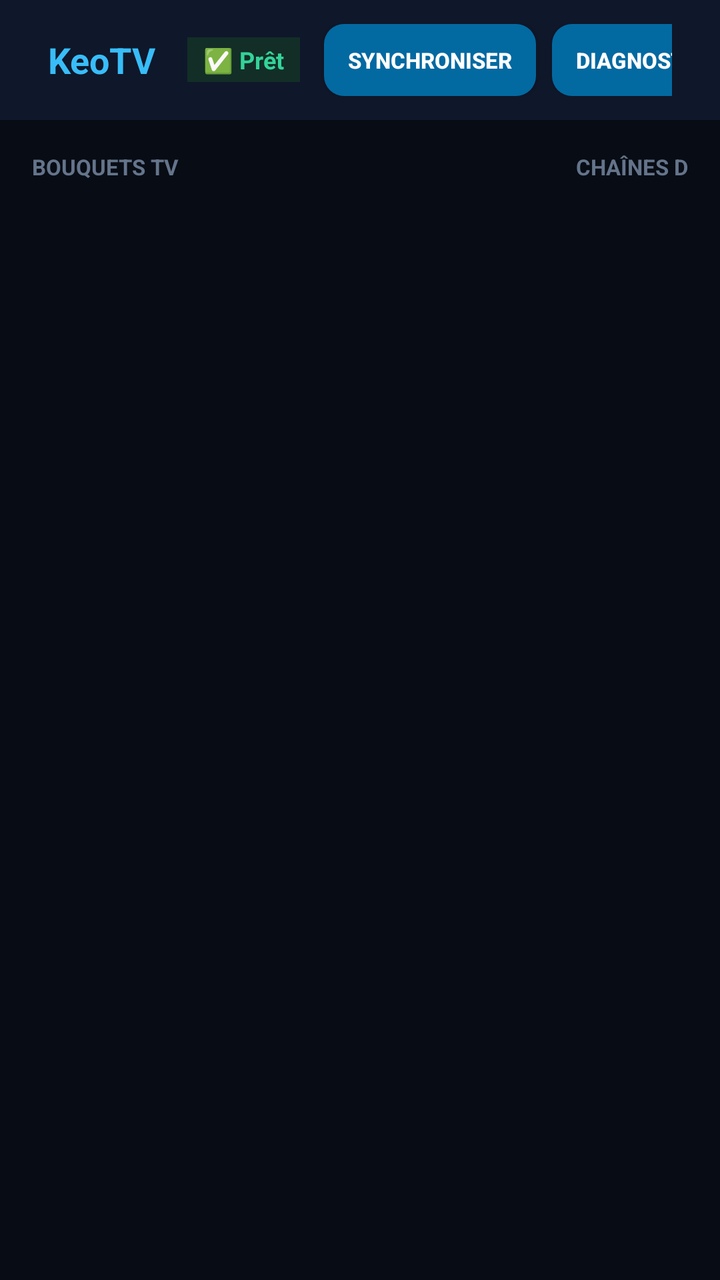
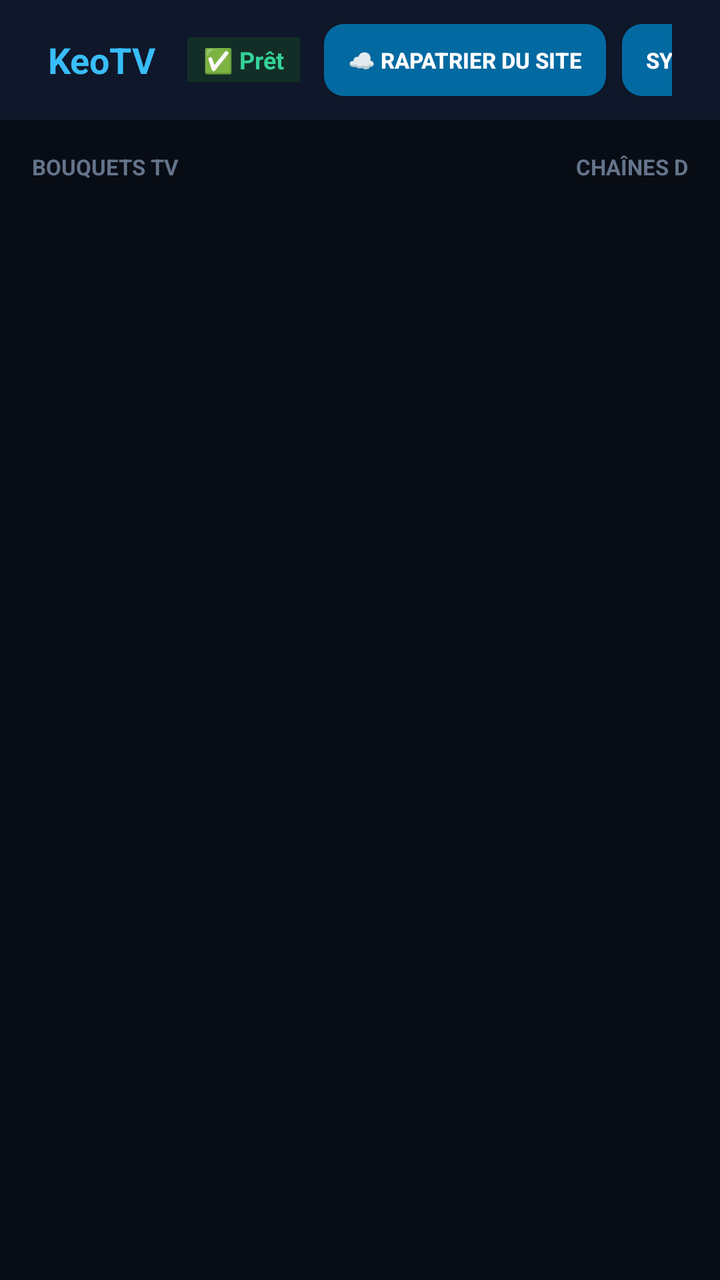

Two renders of the same Android screen: before a commit and after it. Below are the layout's source before the change and the commit's diff.
<!-- AndroidManifest.xml: application theme AppTheme.NoActionBar -->
<!-- res/layout/activity_main.xml -->
<?xml version="1.0" encoding="utf-8"?>
<LinearLayout xmlns:android="http://schemas.android.com/apk/res/android"
    android:layout_width="match_parent"
    android:layout_height="match_parent"
    android:orientation="vertical"
    android:background="#080C14">

    
    <LinearLayout
        android:layout_width="match_parent"
        android:layout_height="wrap_content"
        android:orientation="horizontal"
        android:gravity="center_vertical"
        android:paddingStart="24dp"
        android:paddingEnd="24dp"
        android:paddingTop="12dp"
        android:paddingBottom="12dp"
        android:background="#0F172A">

        <TextView
            android:layout_width="wrap_content"
            android:layout_height="wrap_content"
            android:text="KeoTV"
            android:textColor="#38BDF8"
            android:textSize="18sp"
            android:textStyle="bold" />

        <TextView
            android:id="@+id/tv_status_badge"
            android:layout_width="wrap_content"
            android:layout_height="wrap_content"
            android:layout_marginStart="16dp"
            android:text="✅ Prêt"
            android:textColor="#34D399"
            android:textSize="12sp"
            android:textStyle="bold"
            android:paddingStart="8dp"
            android:paddingEnd="8dp"
            android:paddingTop="3dp"
            android:paddingBottom="3dp"
            android:background="#132E27" />

        <TextView
            android:id="@+id/tv_header_sync_info"
            android:layout_width="0dp"
            android:layout_height="wrap_content"
            android:layout_weight="1"
            android:layout_marginStart="12dp"
            android:textColor="#94A3B8"
            android:textSize="12sp"
            android:text="Abonnement Xtream"
            android:singleLine="true" />

        
        <Button
            android:id="@+id/btn_header_sync"
            android:layout_width="wrap_content"
            android:layout_height="36dp"
            android:text="Synchroniser"
            android:textColor="#FFFFFF"
            android:textSize="11sp"
            android:textStyle="bold"
            android:background="@drawable/bg_button_selector"
            android:paddingStart="12dp"
            android:paddingEnd="12dp"
            android:layout_marginEnd="8dp"
            android:focusable="true" />

        <Button
            android:id="@+id/btn_header_diagnostic"
            android:layout_width="wrap_content"
            android:layout_height="36dp"
            android:text="Diagnostic"
            android:textColor="#FFFFFF"
            android:textSize="11sp"
            android:textStyle="bold"
            android:background="@drawable/bg_button_selector"
            android:paddingStart="12dp"
            android:paddingEnd="12dp"
            android:layout_marginEnd="8dp"
            android:focusable="true" />

        <Button
            android:id="@+id/btn_header_login"
            android:layout_width="wrap_content"
            android:layout_height="36dp"
            android:text="Compte IPTV"
            android:textColor="#FFFFFF"
            android:textSize="11sp"
            android:textStyle="bold"
            android:background="@drawable/bg_button_selector"
            android:paddingStart="12dp"
            android:paddingEnd="12dp"
            android:focusable="true" />

    </LinearLayout>

    
    <LinearLayout
        android:layout_width="match_parent"
        android:layout_height="0dp"
        android:layout_weight="1"
        android:orientation="horizontal"
        android:padding="16dp">

        
        <LinearLayout
            android:layout_width="260dp"
            android:layout_height="match_parent"
            android:orientation="vertical"
            android:layout_marginEnd="12dp">

            <TextView
                android:id="@+id/tv_bouquets_header"
                android:layout_width="match_parent"
                android:layout_height="wrap_content"
                android:text="BOUQUETS TV"
                android:textColor="#64748B"
                android:textSize="11sp"
                android:textStyle="bold"
                android:paddingBottom="8dp" />

            <androidx.recyclerview.widget.RecyclerView
                android:id="@+id/recycler_categories"
                android:layout_width="match_parent"
                android:layout_height="match_parent"
                android:focusable="true"
                android:scrollbars="vertical" />

        </LinearLayout>

        
        <LinearLayout
            android:layout_width="380dp"
            android:layout_height="match_parent"
            android:orientation="vertical"
            android:layout_marginEnd="16dp">

            <TextView
                android:id="@+id/tv_channels_header"
                android:layout_width="match_parent"
                android:layout_height="wrap_content"
                android:text="CHAÎNES DU BOUQUET"
                android:textColor="#64748B"
                android:textSize="11sp"
                android:textStyle="bold"
                android:paddingBottom="8dp" />

            <androidx.recyclerview.widget.RecyclerView
                android:id="@+id/recycler_channels"
                android:layout_width="match_parent"
                android:layout_height="match_parent"
                android:focusable="true"
                android:scrollbars="vertical" />

        </LinearLayout>

        
        <LinearLayout
            android:layout_width="0dp"
            android:layout_height="match_parent"
            android:layout_weight="1"
            android:orientation="vertical"
            android:background="@drawable/bg_card"
            android:padding="20dp">

            <TextView
                android:id="@+id/tv_detail_name"
                android:layout_width="match_parent"
                android:layout_height="wrap_content"
                android:text="Sélectionnez une chaîne"
                android:textColor="#F8FAFC"
                android:textSize="18sp"
                android:textStyle="bold"
                android:maxLines="2"
                android:ellipsize="end" />

            <LinearLayout
                android:layout_width="match_parent"
                android:layout_height="wrap_content"
                android:orientation="horizontal"
                android:gravity="center_vertical"
                android:layout_marginTop="8dp">

                <TextView
                    android:id="@+id/tv_detail_group"
                    android:layout_width="wrap_content"
                    android:layout_height="wrap_content"
                    android:textColor="#38BDF8"
                    android:textSize="12sp"
                    android:textStyle="bold"
                    android:text="Direct" />

                <TextView
                    android:id="@+id/tv_detail_resolution"
                    android:layout_width="wrap_content"
                    android:layout_height="wrap_content"
                    android:layout_marginStart="8dp"
                    android:textColor="#94A3B8"
                    android:textSize="11sp"
                    android:text="HD" />

            </LinearLayout>

            <View
                android:layout_width="match_parent"
                android:layout_height="1dp"
                android:background="#1F2B40"
                android:layout_marginTop="16dp"
                android:layout_marginBottom="16dp" />

            
            <TextView
                android:layout_width="wrap_content"
                android:layout_height="wrap_content"
                android:text="Programme en cours"
                android:textColor="#64748B"
                android:textSize="11sp"
                android:textStyle="bold" />

            <TextView
                android:id="@+id/tv_detail_epg"
                android:layout_width="match_parent"
                android:layout_height="wrap_content"
                android:layout_marginTop="4dp"
                android:textColor="#F8FAFC"
                android:textSize="14sp"
                android:text="Direct TV" />

            <View
                android:layout_width="match_parent"
                android:layout_height="0dp"
                android:layout_weight="1" />

            
            <Button
                android:id="@+id/btn_watch_fullscreen"
                android:layout_width="match_parent"
                android:layout_height="48dp"
                android:text="▶ Regarder en plein écran (OK)"
                android:textColor="#FFFFFF"
                android:textSize="13sp"
                android:textStyle="bold"
                android:background="@drawable/bg_button_selector"
                android:focusable="true" />

            <Button
                android:id="@+id/btn_toggle_fav"
                android:layout_width="match_parent"
                android:layout_height="42dp"
                android:layout_marginTop="8dp"
                android:text="⭐ Ajouter aux favoris"
                android:textColor="#F8FAFC"
                android:textSize="12sp"
                android:background="@drawable/bg_button_selector"
                android:focusable="true" />

        </LinearLayout>

    </LinearLayout>

</LinearLayout>
<!-- resources referenced by this layout -->
<resources>
  <!-- drawable bg_button_selector (drawable) -->
  <?xml version="1.0" encoding="utf-8"?>
  <selector xmlns:android="http://schemas.android.com/apk/res/android">
      <item android:state_focused="true">
          <shape android:shape="rectangle">
              <solid android:color="#0284C7" />
              <corners android:radius="10dp" />
              <stroke android:width="2dp" android:color="#FFFFFF" />
          </shape>
      </item>
      <item>
          <shape android:shape="rectangle">
              <solid android:color="#0369A1" />
              <corners android:radius="10dp" />
          </shape>
      </item>
  </selector>
  <!-- drawable bg_card (drawable) -->
  <?xml version="1.0" encoding="utf-8"?>
  <shape xmlns:android="http://schemas.android.com/apk/res/android"
      android:shape="rectangle">
      <solid android:color="#131B2A" />
      <corners android:radius="10dp" />
      <stroke android:width="1dp" android:color="#1F2B40" />
  </shape>
  <style name="AppTheme.NoActionBar" parent="Theme.AppCompat.DayNight.NoActionBar">
          <item name="windowActionBar">false</item>
          <item name="windowNoTitle">true</item>
          <item name="android:background">@null</item>
      </style>
</resources>

<!-- the commit's change to res/layout/activity_main.xml (unified diff, before → after) -->
@@ -53,6 +53,20 @@
 
         
         <Button
+            android:id="@+id/btn_header_cloud"
+            android:layout_width="wrap_content"
+            android:layout_height="36dp"
+            android:text="☁️ Rapatrier du site"
+            android:textColor="#FFFFFF"
+            android:textSize="11sp"
+            android:textStyle="bold"
+            android:background="@drawable/bg_button_selector"
+            android:paddingStart="12dp"
+            android:paddingEnd="12dp"
+            android:layout_marginEnd="8dp"
+            android:focusable="true" />
+
+        <Button
             android:id="@+id/btn_header_sync"
             android:layout_width="wrap_content"
             android:layout_height="36dp"
